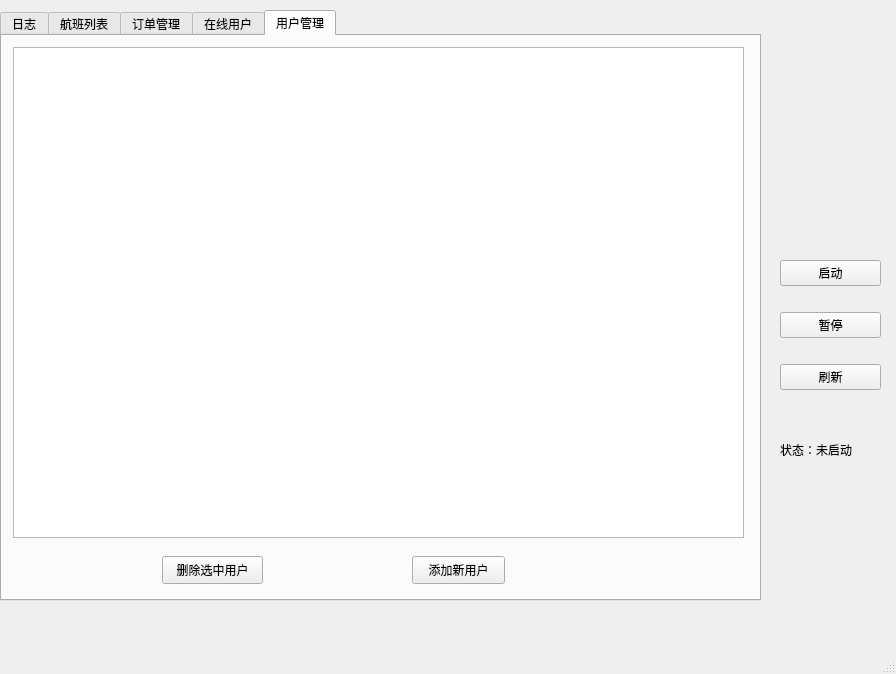
Old version of the form FlightTicketServer/ServerWindow.ui in the repository n-ss1m-1/FlightTicketSystem.
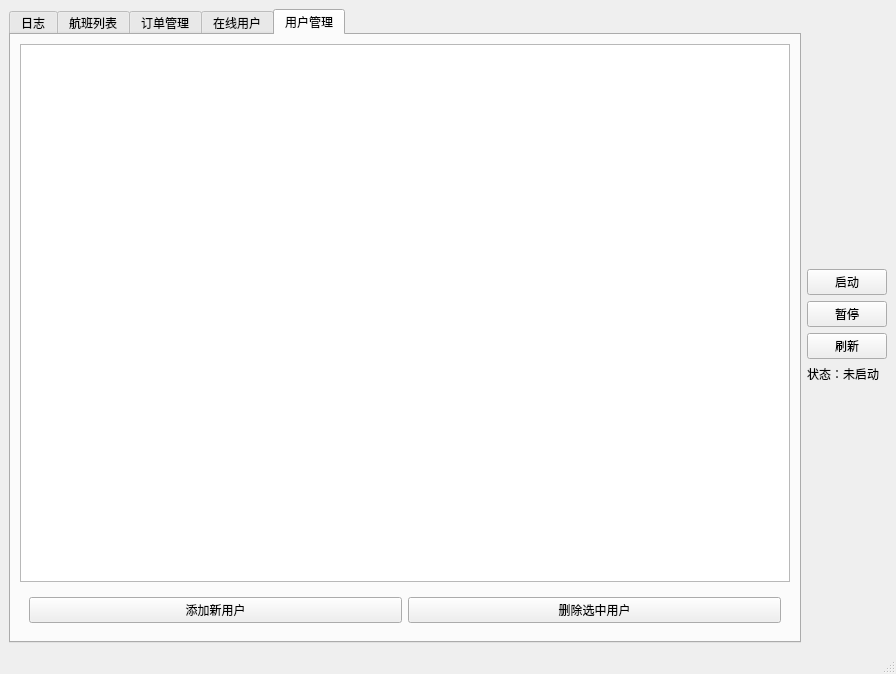
New version of the form. The open tabs and pages were chosen to show the change.

```diff
--- a/FlightTicketServer/ServerWindow.ui
+++ b/FlightTicketServer/ServerWindow.ui
@@ -14,15 +14,9 @@
    <string>MainWindow</string>
   </property>
   <widget class="QWidget" name="centralwidget">
+   <layout class="QHBoxLayout" name="horizontalLayout_3">
+    <item>
    <widget class="QTabWidget" name="tabWidget">
-    <property name="geometry">
-     <rect>
-      <x>0</x>
-      <y>10</y>
-      <width>761</width>
-      <height>591</height>
-     </rect>
-    </property>
     <property name="currentIndex">
      <number>4</number>
     </property>
@@ -136,54 +130,49 @@
      <attribute name="title">
       <string>用户管理</string>
      </attribute>
-     <widget class="QTableWidget" name="tableAllUsers">
-      <property name="geometry">
-       <rect>
-        <x>11</x>
-        <y>11</y>
-        <width>731</width>
-        <height>491</height>
-       </rect>
-      </property>
-     </widget>
-     <widget class="QPushButton" name="btnDeleteUser">
-      <property name="geometry">
-       <rect>
-        <x>160</x>
-        <y>520</y>
-        <width>101</width>
-        <height>28</height>
-       </rect>
-      </property>
-      <property name="text">
-       <string>删除选中用户</string>
-      </property>
-     </widget>
+       <layout class="QVBoxLayout" name="verticalLayout_4">
+        <item>
+         <widget class="QTableWidget" name="tableAllUsers"/>
+        </item>
+        <item>
+         <widget class="QWidget" name="widget_3" native="true">
+          <layout class="QHBoxLayout" name="horizontalLayout_6">
+           <item>
      <widget class="QPushButton" name="btnShowAddUserDialog">
-      <property name="geometry">
-       <rect>
-        <x>410</x>
-        <y>520</y>
-        <width>93</width>
-        <height>28</height>
-       </rect>
-      </property>
       <property name="text">
        <string>添加新用户</string>
       </property>
      </widget>
-    </widget>
-   </widget>
-   <widget class="QWidget" name="layoutWidget">
-    <property name="geometry">
-     <rect>
-      <x>780</x>
-      <y>240</y>
-      <width>101</width>
-      <height>170</height>
-     </rect>
-    </property>
+           </item>
+           <item>
+            <widget class="QPushButton" name="btnDeleteUser">
+             <property name="text">
+              <string>删除选中用户</string>
+             </property>
+            </widget>
+           </item>
+          </layout>
+         </widget>
+        </item>
+       </layout>
+      </widget>
+     </widget>
+    </item>
+    <item>
     <layout class="QVBoxLayout" name="verticalLayout">
+      <item>
+       <spacer name="verticalSpacer">
+        <property name="orientation">
+         <enum>Qt::Orientation::Vertical</enum>
+        </property>
+        <property name="sizeHint" stdset="0">
+         <size>
+          <width>20</width>
+          <height>40</height>
+         </size>
+        </property>
+       </spacer>
+      </item>
      <item>
       <widget class="QPushButton" name="btnStart">
        <property name="text">
@@ -205,31 +194,29 @@
        </property>
       </widget>
      </item>
-    </layout>
-   </widget>
+      <item>
    <widget class="QLabel" name="labelStatus">
-    <property name="geometry">
-     <rect>
-      <x>780</x>
-      <y>440</y>
-      <width>91</width>
-      <height>20</height>
-     </rect>
-    </property>
     <property name="text">
      <string>状态：未启动</string>
     </property>
    </widget>
-  </widget>
-  <widget class="QMenuBar" name="menubar">
-   <property name="geometry">
-    <rect>
-     <x>0</x>
-     <y>0</y>
-     <width>896</width>
-     <height>25</height>
-    </rect>
-   </property>
+      </item>
+      <item>
+       <spacer name="verticalSpacer_2">
+        <property name="orientation">
+         <enum>Qt::Orientation::Vertical</enum>
+        </property>
+        <property name="sizeHint" stdset="0">
+         <size>
+          <width>20</width>
+          <height>40</height>
+         </size>
+        </property>
+       </spacer>
+      </item>
+     </layout>
+    </item>
+   </layout>
   </widget>
   <widget class="QStatusBar" name="statusbar"/>
  </widget>
```
Left out of the diff: 104 changed lines with no effect on the pictures. Lines whose indentation alone changed are shown as unchanged.
